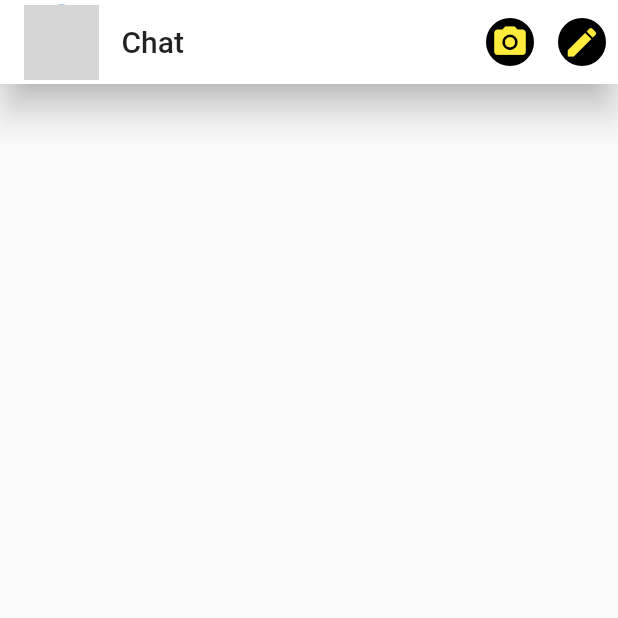
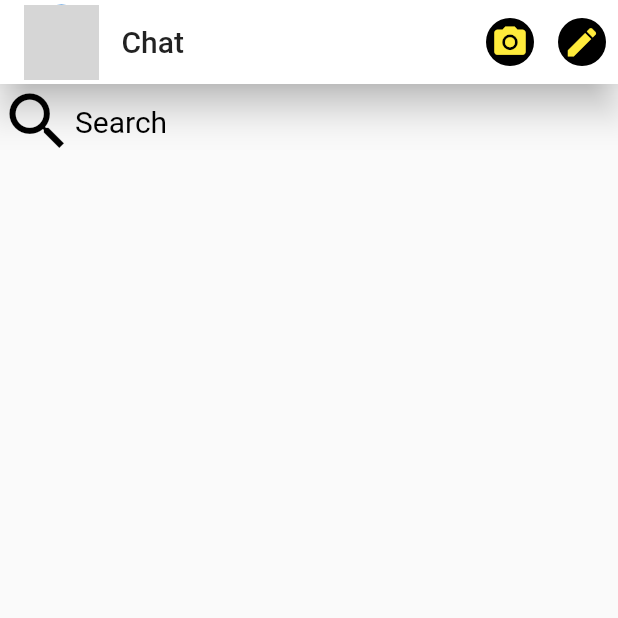
Before and after one commit to Devsaci/messengerdesignmnsour, a Flutter app: the screen it shows after launch, on a phone screen of 412 x 824 dp, the top half of it. Run offline on Flutter 3.47's test engine with Material 2 defaults, Android fonts, the phone set to English and light mode, and no system bars; network calls fail; grey boxes are pictures that could not be loaded.

Commit message:
Row / Icons.search, / Text("Search")

```diff
--- a/lib/messager_screen.dart
+++ b/lib/messager_screen.dart
@@ -51,7 +51,18 @@ class MessengerScreen extends StatelessWidget {
         ],
       ),
       body: Column(
-
+          children: [
+            Row(
+              children: [
+                Icon(
+                  Icons.search,
+                  color: Colors.black,
+                  size: 50.0,
+                ),
+                Text("Search", style: TextStyle(fontSize: 20,color: Colors.black),),
+              ],
+            ),
+          ],
       ),
     );
   }
```
